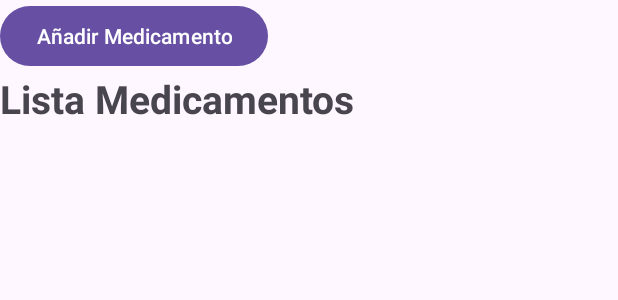
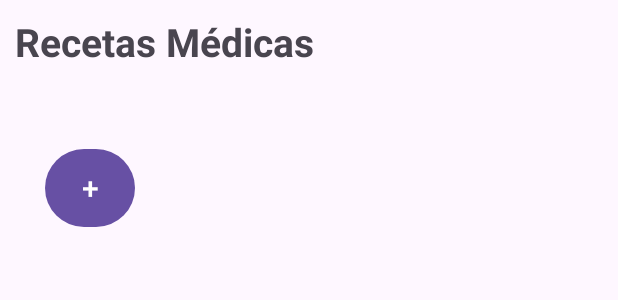
Before and after one commit to andu7u7/med-project, an Android app: the layout activity_lista_medicamento.xml on its own in the app's theme, with its tools: preview values and no code run, on a phone screen of 412 x 824 dp. Shown: the top 300 px of the screen. Run offline under Robolectric (Android 15) with nearby library versions, the phone set to English and light mode, and no system bars.

Commit message:
Se cambió actividad main por Lista medicamento. Se agregó desplazamiento entre vistas. La función Limpiar de main activity resetea todo el formulario. Se editaron las vistas.

```diff
--- a/app/src/main/java/com/example/medproject/AdminSQLiteOpenHelper.java
+++ b/app/src/main/java/com/example/medproject/AdminSQLiteOpenHelper.java
@@ -14,11 +14,12 @@ public class AdminSQLiteOpenHelper extends SQLiteOpenHelper {
 
     @Override
     public void onCreate(SQLiteDatabase db) {
-        db.execSQL("CREATE TABLE medicamentos (id INTEGER PRIMARY KEY, nombre TEXT NOT NULL, dosis INTEGER NOT NULL CHECK (dosis > 0),intervalo INTEGER NOT NULL, fecha_inicio TEXT NOT NULL, hora_inicio TEXT NOT NULL, fecha_fin TEXT)");
+        db.execSQL("CREATE TABLE medicamentos (id INTEGER PRIMARY KEY AUTOINCREMENT, nombre TEXT NOT NULL, dosis INTEGER NOT NULL CHECK (dosis > 0),intervalo INTEGER NOT NULL, fecha_inicio TEXT NOT NULL, hora_inicio TEXT NOT NULL, fecha_fin TEXT)");
     }
 
     @Override
     public void onUpgrade(SQLiteDatabase db, int oldVersion, int newVersion) {
-
+        db.execSQL("DROP TABLE medicamentos");
+        onCreate(db);
     }
 }
--- a/app/src/main/res/layout/activity_lista_medicamento.xml
+++ b/app/src/main/res/layout/activity_lista_medicamento.xml
@@ -1,37 +1,38 @@
 <?xml version="1.0" encoding="utf-8"?>
-<androidx.constraintlayout.widget.ConstraintLayout xmlns:android="http://schemas.android.com/apk/res/android"
+<LinearLayout xmlns:android="http://schemas.android.com/apk/res/android"
     xmlns:app="http://schemas.android.com/apk/res-auto"
     xmlns:tools="http://schemas.android.com/tools"
     android:layout_width="match_parent"
     android:layout_height="match_parent"
-    tools:context=".ListaMedicamento">
-
-    <ScrollView
-        android:layout_width="match_parent"
-        android:layout_height="match_parent" >
-
-        <LinearLayout
-            android:layout_width="match_parent"
-            android:layout_height="wrap_content"
-            android:orientation="vertical">
-
-            <Button
-                android:id="@+id/button7"
-                android:layout_width="wrap_content"
-                android:layout_height="wrap_content"
-                android:text="Añadir Medicamento" />
+    tools:context=".ListaMedicamento"
+    android:orientation="vertical">
 
             <TextView
                 android:id="@+id/textView8"
                 android:layout_width="match_parent"
                 android:layout_height="wrap_content"
-                android:text="Lista Medicamentos"
+                android:text="Recetas Médicas"
                 android:textSize="26sp"
-                android:textStyle="bold" />
+                android:textStyle="bold"
+                android:padding="10sp"
+                />
 
             <androidx.recyclerview.widget.RecyclerView
+                android:id="@+id/listaRecetas"
                 android:layout_width="match_parent"
-                android:layout_height="match_parent" />
-        </LinearLayout>
-    </ScrollView>
-</androidx.constraintlayout.widget.ConstraintLayout>
+                android:layout_height="wrap_content"
+                android:padding="10sp"
+                />
+
+            <Button
+                android:id="@+id/btnIrRegistrar"
+                android:layout_width="60dp"
+                android:layout_height="60dp"
+                android:layout_marginStart="30sp"
+                android:layout_marginTop="20sp"
+                android:layout_marginBottom="20sp"
+                android:onClick="IrARegistrarReceta"
+                android:text="+"
+                android:textSize="20sp" />
+
+</LinearLayout>
```
Also changed, not shown: app/src/main/AndroidManifest.xml (+9 -7 lines), app/src/main/java/com/example/medproject/ListaMedicamento.java (+7 -2 lines), app/src/main/java/com/example/medproject/MainActivity.java (+21 -40 lines), app/src/main/res/layout/activity_main.xml (+8 -6 lines).
